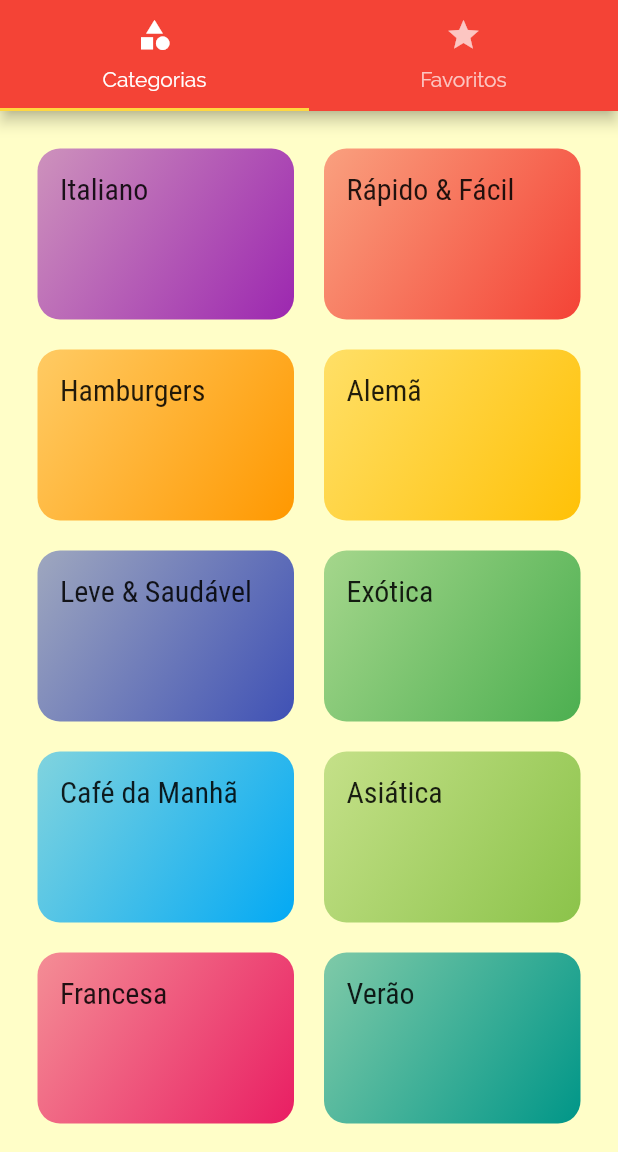
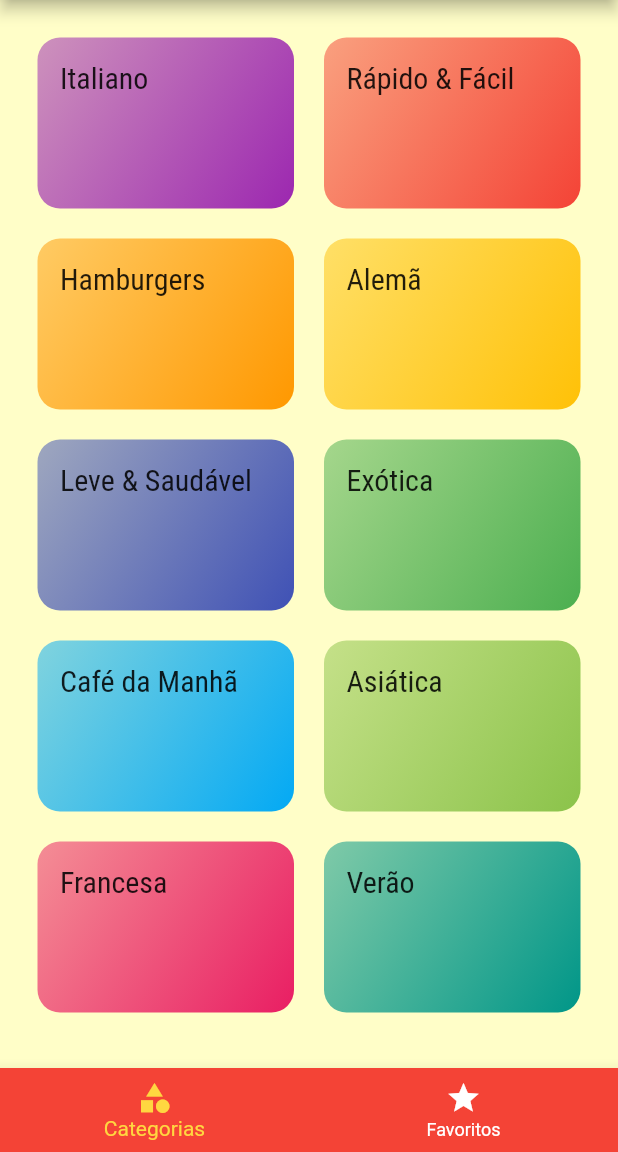
Before and after one commit to BrendowLincoln/receita_mania, a Flutter app: the screen it shows after launch, on a phone screen of 412 x 824 dp, the part 84-1236 px from its top. Run offline on Flutter 3.47's test engine with Material 2 defaults, Android fonts, the light colour scheme and no system bars.

Commit message:
Criando a navegção usando o TabBar na parte de baixo do aplicativo

```diff
--- a/lib/main.dart
+++ b/lib/main.dart
@@ -1,6 +1,7 @@
 import 'package:flutter/material.dart';
 import 'package:receita_mania/screens/categories_recipes_screen.dart';
-import 'package:receita_mania/screens/tabs_screen.dart';
+import 'package:receita_mania/screens/tab_bottom_screen.dart';
+import 'package:receita_mania/screens/tabs_top_screen.dart';
 import 'package:receita_mania/utils/app_routes.dart';
 import 'package:receita_mania/screens/recipe_detail_screen.dart';
 
@@ -26,7 +27,7 @@ class MyApp extends StatelessWidget {
       ),
       initialRoute: '/',
       routes: {
-       AppRoutes.HOME: (context) => TabsScreen(),
+       AppRoutes.HOME: (context) => TabBottomScreen(),
         AppRoutes.CATEGORIES_RECIPES: (context) => CategoriesRecipesScreen(),
         AppRoutes.RECIPE_DETAIL: (context) => RecipeDetailScreen(),
       },
--- /dev/null
+++ b/lib/screens/tab_bottom_screen.dart
@@ -0,0 +1,51 @@
+import 'package:flutter/material.dart';
+import 'package:receita_mania/screens/categories_screen.dart';
+import 'package:receita_mania/screens/favorite_screen.dart';
+
+class TabBottomScreen extends StatefulWidget {
+  @override
+  _TabBottomScreenState createState() => _TabBottomScreenState();
+}
+
+class _TabBottomScreenState extends State<TabBottomScreen> {
+
+  int _selectedScreenIndex = 0;
+  final List<Widget> _screens = [
+    CategoriesScreen(),
+    FavoriteScreen()
+  ];
+
+  _selectScreen(int index) {
+    setState(() {
+      _selectedScreenIndex = index;
+    });
+  }
+
+  @override
+  Widget build(BuildContext context) {
+    return Scaffold(
+      appBar: AppBar(
+        title: Text('Vamos Cozinhar?'),
+        centerTitle: true,
+      ),
+      body: _screens[_selectedScreenIndex],
+      bottomNavigationBar: BottomNavigationBar(
+        onTap: _selectScreen,
+        backgroundColor: Theme.of(context).primaryColor,
+        unselectedItemColor: Colors.white,
+        selectedItemColor: Theme.of(context).accentColor,
+        currentIndex: _selectedScreenIndex,
+        items: [
+          BottomNavigationBarItem(
+            icon: Icon(Icons.category),
+            label: "Categorias"
+          ),
+          BottomNavigationBarItem(
+              icon: Icon(Icons.star),
+              label: "Favoritos"
+          )
+        ],
+      ),
+    );
+  }
+}
--- a/lib/screens/tabs_screen.dart
+++ b/lib/screens/tabs_top_screen.dart
@@ -2,7 +2,7 @@ import 'package:flutter/material.dart';
 import 'package:receita_mania/screens/categories_screen.dart';
 import 'package:receita_mania/screens/favorite_screen.dart';
 
-class TabsScreen extends StatelessWidget {
+class TabsTopScreen extends StatelessWidget {
   @override
   Widget build(BuildContext context) {
     return DefaultTabController(
```
